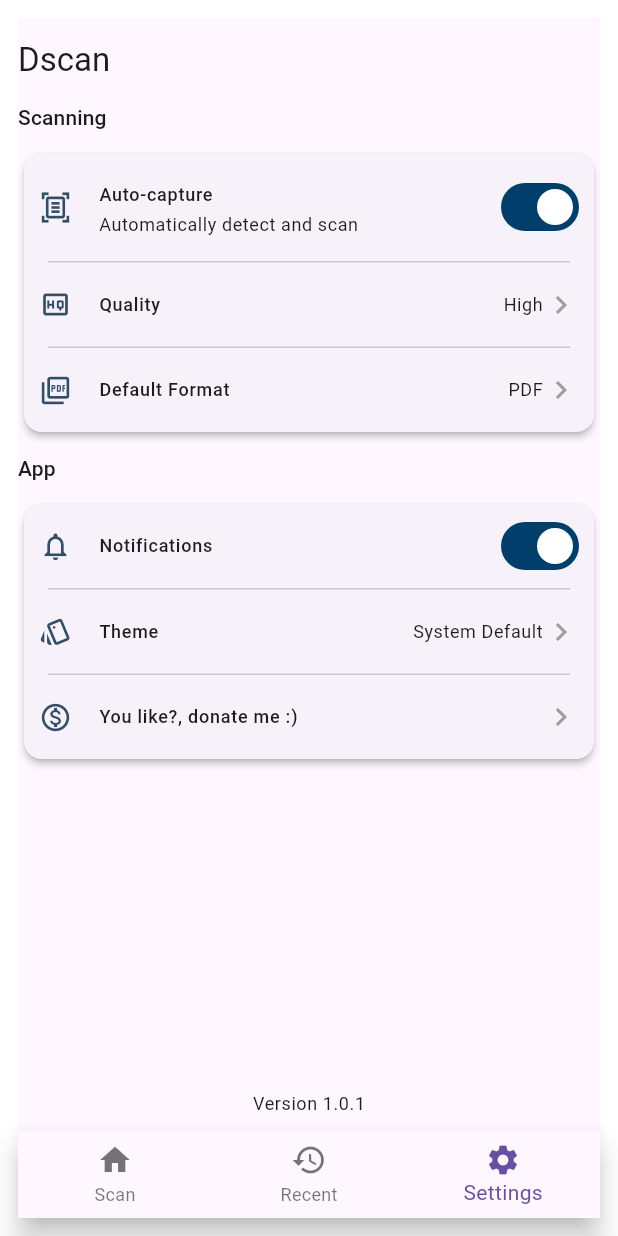
After one commit to SatriaAkbarRizki/dscan, a Flutter app: the screen it shows after launch, item 3 of the bottom bar chosen, on a phone screen of 412 x 824 dp. The commit adds this screen. Run offline on Flutter 3.47's test engine with Material 3 defaults, Android fonts, the phone set to English and light mode, and no system bars; our stand-ins replace flutter_riverpod.

Commit message:
Create screen settings

```diff
--- a/lib/main.dart
+++ b/lib/main.dart
@@ -1,5 +1,5 @@
 import 'package:dscan/nav/navbar.dart';
-import 'package:dscan/page/home.dart';
+import 'package:dscan/screen/home.dart';
 import 'package:flutter/material.dart';
 import 'package:flutter_riverpod/flutter_riverpod.dart';
 
--- a/lib/nav/navbar.dart
+++ b/lib/nav/navbar.dart
@@ -15,8 +15,12 @@ class Navbar extends ConsumerWidget {
         currentIndex: currentIndex,
         onTap: (value) => stateNav.changeScreen(value),
         items: [
-          BottomNavigationBarItem(icon: Icon(Icons.home), label: "Scan", ),
+          BottomNavigationBarItem(icon: Icon(Icons.home), label: "Scan"),
           BottomNavigationBarItem(icon: Icon(Icons.history), label: "Recent"),
+          BottomNavigationBarItem(
+            icon: Icon(Icons.settings),
+            label: "Settings",
+          ),
         ],
       ),
     );
--- a/lib/riverpod/navbar.dart
+++ b/lib/riverpod/navbar.dart
@@ -1,18 +1,17 @@
-import 'package:dscan/page/home.dart';
-import 'package:dscan/page/recent.dart';
+import 'package:dscan/screen/home.dart';
+import 'package:dscan/screen/recent.dart';
+import 'package:dscan/screen/settings.dart';
 import 'package:flutter/material.dart';
 import 'package:flutter_riverpod/legacy.dart';
-
 
 final indexNavRiverpod = StateNotifierProvider((ref) => NavbarRiverpod());
 
 class NavbarRiverpod extends StateNotifier<int> {
-  List<Widget> listScreen = [HomeScreen(), RecentScreen()];
+  List<Widget> listScreen = [HomeScreen(), RecentScreen(), SettingsScreen()];
 
   NavbarRiverpod() : super(0);
 
   int changeScreen(int index) => state = index;
 
   Widget showScreen() => listScreen[state];
-
 }
--- a/lib/page/home.dart
+++ b/lib/screen/home.dart
@@ -20,7 +20,7 @@ class HomeScreen extends StatelessWidget {
           children: [
             Text(
               "Ready to scan?",
-              style: Theme.of(context).textTheme.titleMedium,
+              style: Theme.of(context).textTheme.titleSmall,
             ),
             Text(
               "Digitize your physical documents instantly with high precision.",
--- /dev/null
+++ b/lib/screen/settings.dart
@@ -0,0 +1,37 @@
+import 'package:dscan/widget/settings/item_app.dart';
+import 'package:dscan/widget/settings/item_scanning.dart';
+import 'package:flutter/material.dart';
+
+class SettingsScreen extends StatelessWidget {
+  const SettingsScreen({super.key});
+
+  @override
+  Widget build(BuildContext context) {
+    return Scaffold(
+      appBar: AppBar(
+        forceMaterialTransparency: true,
+        title: Text('Dscan', style: Theme.of(context).textTheme.titleLarge),
+        titleSpacing: 0,
+      ),
+      body: Column(
+        crossAxisAlignment: CrossAxisAlignment.start,
+        mainAxisAlignment: MainAxisAlignment.start,
+        spacing: 10,
+        children: [
+          Text('Scanning', style: Theme.of(context).textTheme.titleSmall),
+          ItemScanningSettings(),
+          Text('App', style: Theme.of(context).textTheme.titleSmall),
+          ItemAppScreen(),
+          Spacer(),
+          Center(
+            child: Text(
+              'Version 1.0.1',
+              style: Theme.of(context).textTheme.bodySmall,
+            ),
+          ),
+          SizedBox(),
+        ],
+      ),
+    );
+  }
+}
--- /dev/null
+++ b/lib/widget/settings/item_app.dart
@@ -0,0 +1,81 @@
+import 'package:flutter/material.dart';
+
+class ItemAppScreen extends StatelessWidget {
+  const ItemAppScreen({super.key});
+
+  @override
+  Widget build(BuildContext context) {
+    return Card(
+      elevation: 2,
+
+      child: Column(
+        children: [
+          ListTile(
+            contentPadding: EdgeInsets.only(left: 10, right: 10),
+            leading: const Icon(
+              Icons.notifications_outlined,
+              size: 22,
+              color: Color(0xFF334E68),
+            ),
+            title: Text(
+              "Notifications",
+              style: Theme.of(context).textTheme.labelMedium,
+            ),
+
+            trailing: Switch(
+              value: true,
+              padding: EdgeInsets.all(0),
+              activeTrackColor: Color(0xFF003E6B),
+              onChanged: (value) {},
+            ),
+          ),
+          Divider(height: 1, indent: 16, endIndent: 16),
+          ListTile(
+            contentPadding: EdgeInsets.only(left: 10, right: 10),
+            leading: Icon(
+              Icons.style_outlined,
+              size: 22,
+              color: Color(0xFF334E68),
+            ),
+            title: Text(
+              "Theme",
+              style: Theme.of(context).textTheme.labelMedium,
+            ),
+            trailing: Row(
+              mainAxisSize: MainAxisSize.min,
+              children: [
+                Text(
+                  "System Default",
+                  style: Theme.of(context).textTheme.bodySmall,
+                ),
+                Icon(Icons.chevron_right, color: Colors.grey),
+              ],
+            ),
+            onTap: () {},
+          ),
+          Divider(height: 1, indent: 16, endIndent: 16),
+          ListTile(
+            contentPadding: EdgeInsets.only(left: 10, right: 10),
+            leading: Icon(
+              Icons.monetization_on_outlined,
+              size: 22,
+              color: Color(0xFF334E68),
+            ),
+            title: Text(
+              "You like?, donate me :)",
+              style: Theme.of(context).textTheme.labelMedium,
+            ),
+            trailing: SizedBox(
+              width: 50,
+              child: Row(
+                mainAxisAlignment: MainAxisAlignment.end,
+                children: [Icon(Icons.chevron_right, color: Colors.grey)],
+              ),
+            ),
+            onTap: () {},
+          ),
+        ],
+      ),
+    );
+  }
+}
--- /dev/null
+++ b/lib/widget/settings/item_scanning.dart
@@ -0,0 +1,87 @@
+import 'package:flutter/material.dart';
+
+class ItemScanningSettings extends StatelessWidget {
+  const ItemScanningSettings({super.key});
+
+  @override
+  Widget build(BuildContext context) {
+    return Card(
+      elevation: 2,
+
+      child: Column(
+        children: [
+          ListTile(
+            contentPadding: EdgeInsets.only(left: 10, right: 10),
+            leading: const Icon(
+              Icons.document_scanner_outlined,
+              size: 22,
+              color: Color(0xFF334E68),
+            ),
+            title: Text(
+              "Auto-capture",
+              style: Theme.of(context).textTheme.labelMedium,
+            ),
+            subtitle: Text(
+              "Automatically detect and scan",
+              style: Theme.of(context).textTheme.bodySmall,
+            ),
+            trailing: Switch(
+              value: true,
+              padding: EdgeInsets.all(0),
+              activeTrackColor: Color(0xFF003E6B),
+              onChanged: (value) {},
+            ),
+          ),
+          Divider(height: 1, indent: 16, endIndent: 16),
+          ListTile(
+            contentPadding: EdgeInsets.only(left: 10, right: 10),
+            leading: Icon(
+              Icons.high_quality_outlined,
+              size: 22,
+              color: Color(0xFF334E68),
+            ),
+            title: Text(
+              "Quality",
+              style: Theme.of(context).textTheme.labelMedium,
+            ),
+            trailing: SizedBox(
+              width: 80,
+              child: Row(
+                mainAxisAlignment: MainAxisAlignment.end,
+                children: [
+                  Text("High", style: Theme.of(context).textTheme.bodySmall),
+                  Icon(Icons.chevron_right, color: Colors.grey),
+                ],
+              ),
+            ),
+            onTap: () {},
+          ),
+          Divider(height: 1, indent: 16, endIndent: 16),
+          ListTile(
+            contentPadding: EdgeInsets.only(left: 10, right: 10),
+            leading: Icon(
+              Icons.picture_as_pdf_outlined,
+              size: 22,
+              color: Color(0xFF334E68),
+            ),
+            title: Text(
+              "Default Format",
+              style: Theme.of(context).textTheme.labelMedium,
+            ),
+            trailing: SizedBox(
+              width: 80,
+              child: Row(
+                mainAxisAlignment: MainAxisAlignment.end,
+                children: [
+                  Text("PDF", style: Theme.of(context).textTheme.bodySmall),
+                  Icon(Icons.chevron_right, color: Colors.grey),
+                ],
+              ),
+            ),
+            onTap: () {},
+          ),
+        ],
+      ),
+    );
+  }
+}
```
Also changed, not shown: lib/screen/recent.dart (renamed from lib/page/recent.dart).
